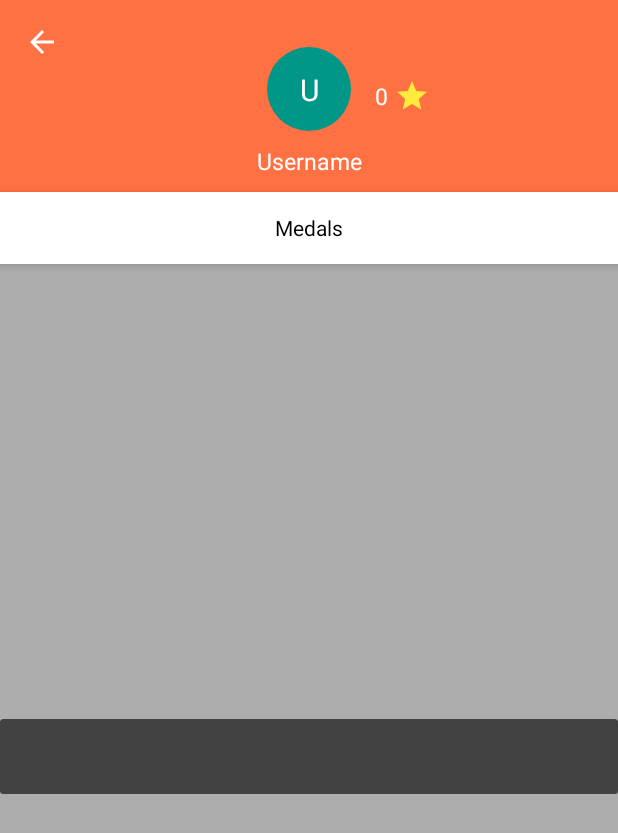
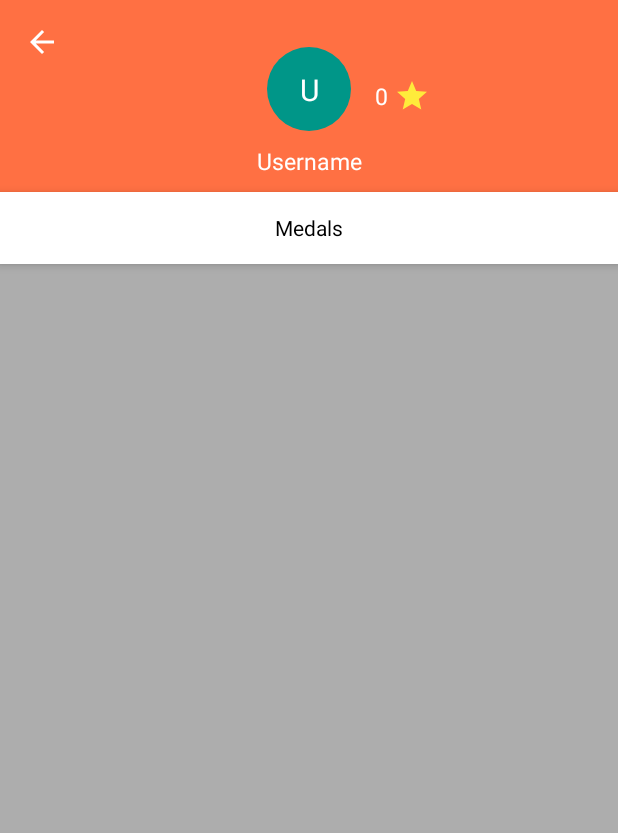
Before and after one commit to MicheleGrisafi/Picrate, an Android app: the layout activity_profile.xml on its own in the app's theme, with its tools: preview values and no code run, on a phone screen of 412 x 824 dp. Shown: the top 833 px of the screen. Run offline under Robolectric (Android 15) with nearby library versions, the phone set to English and light mode, and no system bars.

Commit message:
margini layout

```diff
--- a/app/src/main/java/androidlab/fotografando/MainActivity.java
+++ b/app/src/main/java/androidlab/fotografando/MainActivity.java
@@ -1,6 +1,7 @@
 package androidlab.fotografando;
 
 import android.app.Activity;
+import android.app.ActivityManager;
 import android.content.Intent;
 import android.content.res.Configuration;
 import android.os.Build;
@@ -51,6 +52,9 @@ public class MainActivity extends Activity {
             window.addFlags(WindowManager.LayoutParams.FLAG_DRAWS_SYSTEM_BAR_BACKGROUNDS);
             window.setStatusBarColor(getResources().getColor(R.color.materialOrange600));
         }
+
+        //ActivityManager.TaskDescription taskDescription = new ActivityManager.TaskDescription(getResources().getString(R.string.app_name), icon, R.color.materialOrange400);
+        //this.setTaskDescription(taskDescription);
 
         mDrawerItems = new String[]{"Profile", "Active Photos", "Logout", "Settings", "Help & Feedback"};
         mDrawerLayout = (DrawerLayout) findViewById(R.id.drawer_layout);
--- a/app/src/main/res/layout/activity_profile.xml
+++ b/app/src/main/res/layout/activity_profile.xml
@@ -121,10 +121,12 @@
         android:elevation="4dp"/>
 
     <ScrollView
-        android:layout_width="0dp"
+        android:layout_width="match_parent"
         android:layout_height="wrap_content"
+        android:layout_marginBottom="0dp"
         android:layout_marginTop="8dp"
         app:layout_constraintBottom_toBottomOf="parent"
+        app:layout_constraintHorizontal_bias="1.0"
         app:layout_constraintLeft_toLeftOf="parent"
         app:layout_constraintRight_toRightOf="parent"
         app:layout_constraintTop_toBottomOf="@+id/medal_title">
@@ -134,11 +136,6 @@
             android:layout_height="match_parent"
             android:orientation="vertical">
 
-            <android.support.v7.widget.CardView
-                android:layout_width="match_parent"
-                android:layout_height="50dp" >
-
-            </android.support.v7.widget.CardView>
         </LinearLayout>
     </ScrollView>
 
```
Also changed, not shown: app/src/main/res/layout/activity_check_photo.xml (+8 -12 lines), app/src/main/res/layout/activity_main.xml (+5 -4 lines).
